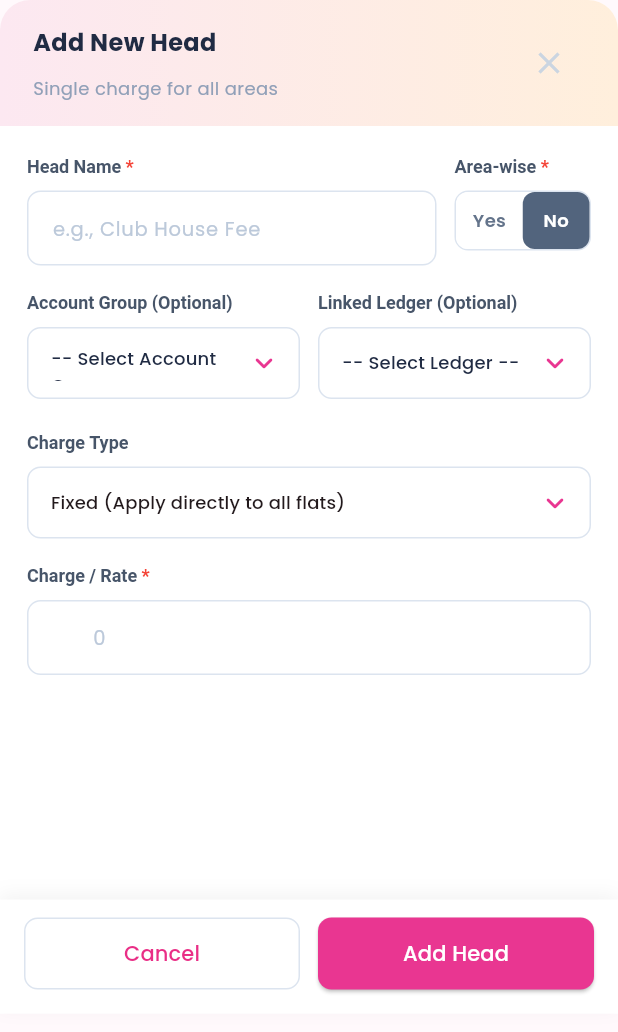
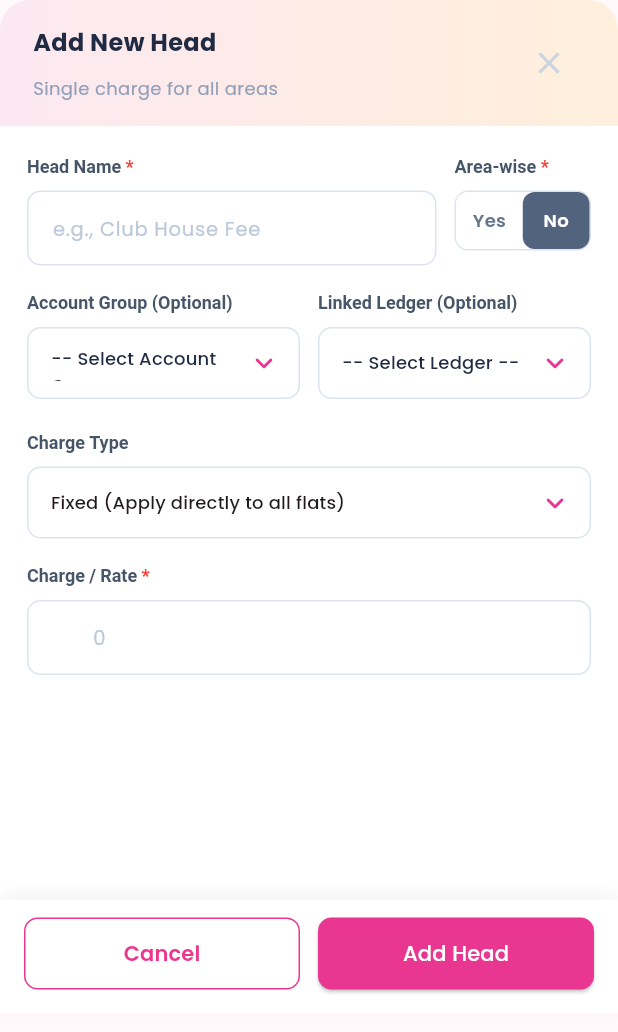
Before and after one commit to RuchitaOrt/SocietyManagement, a Flutter app: the AddHeadBottomSheet widget shown alone on an empty page, opened directly, on a phone screen of 412 x 824 dp. Shown: the top 1032 px of the screen. Run offline on Flutter 3.47's test engine with Material 3 defaults, Android fonts, the phone set to English and light mode, and no system bars; our stand-ins replace equatable, file_picker, flutter_bloc, flutter_svg, google_fonts, lucide_icons and 1 more; accounts and stored records are empty.

Commit message:
Commit on 24nov

```diff
--- a/lib/feature/society_setup/presentation/pages/SocietySetupScreen.dart
+++ b/lib/feature/society_setup/presentation/pages/SocietySetupScreen.dart
@@ -982,10 +982,20 @@ void _updateDetails(SocietySetupState state) {
 
         if (state.currentStep == 6 && state.nonMembers.isEmpty)
           Expanded(
-            child: ElevatedButton(
-              onPressed: _skipNonMemberStep,
-              child: const Text('Skip this step'),
+            child:
+            CommonButton(
+              text: 'Skip this step',
+              height: 50,
+              icon: Icons.arrow_forward_rounded,
+              onPressed: () => _skipNonMemberStep,
             ),
+
+
+
+            // ElevatedButton(
+            //   onPressed: _skipNonMemberStep,
+            //   child: const Text('Skip this step'),
+            // ),
           )
         else if (state.currentStep == 9)
           Expanded(
--- a/lib/feature/society_setup/presentation/widgets/HaedMaster/add_head_bottom_sheet.dart
+++ b/lib/feature/society_setup/presentation/widgets/HaedMaster/add_head_bottom_sheet.dart
@@ -1,5 +1,7 @@
 
 import 'package:flutter/material.dart';
+import 'package:society_management/Member/Tenant/presentation/Screens/tenant_screen.dart';
+import 'package:society_management/widget/CommonOutlinedButton.dart';
 
 import '../../bloc/HeadModel.dart';
 
@@ -779,19 +781,28 @@ if (isAreaWise) ...[
               ),
               child: Row(
                 children: [
+                  // Expanded(
+                  //   child: OutlinedButton(
+                  //     onPressed: () => Navigator.pop(context),
+                  //     style: OutlinedButton.styleFrom(
+                  //       minimumSize: const Size(0, 48),
+                  //       side: const BorderSide(
+                  //         color: borderColor,
+                  //       ),
+                  //       shape: RoundedRectangleBorder(
+                  //         borderRadius: BorderRadius.circular(9),
+                  //       ),
+                  //     ),
+                  //     child: const Text('Cancel'),
+                  //   ),
+                  // ),
                   Expanded(
-                    child: OutlinedButton(
+                    child: CommonOutlinedButton(
+                      text: 'Cancel',
+
+                      borderColor: primaryPink,
+                      textColor: primaryPink,
                       onPressed: () => Navigator.pop(context),
-                      style: OutlinedButton.styleFrom(
-                        minimumSize: const Size(0, 48),
-                        side: const BorderSide(
-                          color: borderColor,
-                        ),
-                        shape: RoundedRectangleBorder(
-                          borderRadius: BorderRadius.circular(9),
-                        ),
-                      ),
-                      child: const Text('Cancel'),
                     ),
                   ),
                   const SizedBox(width: 12),
--- a/lib/main.dart
+++ b/lib/main.dart
@@ -151,8 +151,9 @@ class SocietyPortalApp extends StatelessWidget {
                 Navigator.pushReplacement(
                   context,
                   MaterialPageRoute(
-                    builder: (_) => MemberDashboardScreen()
-                    //  const SocietySetupScreen(),
+                    builder: (_) =>
+                    // MemberDashboardScreen()
+                     const SocietySetupScreen(),
                   ),
                 );
               },
--- /dev/null
+++ b/lib/widget/CommonOutlinedButton.dart
@@ -0,0 +1,61 @@
+import 'package:flutter/material.dart';
+
+class CommonOutlinedButton extends StatelessWidget {
+  final String text;
+  final VoidCallback onPressed;
+  final Color borderColor;
+  final Color textColor;
+  final double height;
+  final double borderRadius;
+  final double fontSize;
+  final IconData? icon;
+
+  const CommonOutlinedButton({
+    super.key,
+    required this.text,
+    required this.onPressed,
+    this.borderColor = const Color(0xFFE9EAF2),
+    this.textColor = const Color(0xFF17264B),
+    this.height = 48,
+    this.borderRadius = 9,
+    this.fontSize = 14,
+    this.icon,
+  });
+
+  @override
+  Widget build(BuildContext context) {
+    return OutlinedButton(
+      onPressed: onPressed,
+      style: OutlinedButton.styleFrom(
+        minimumSize: Size(0, height),
+        foregroundColor: textColor,
+        side: BorderSide(color: borderColor),
+        shape: RoundedRectangleBorder(
+          borderRadius: BorderRadius.circular(borderRadius),
+        ),
+      ),
+      child: icon == null
+          ? Text(
+              text,
+              style: TextStyle(
+                fontSize: fontSize,
+                fontWeight: FontWeight.w600,
+              ),
+            )
+          : Row(
+              mainAxisAlignment: MainAxisAlignment.center,
+              children: [
+                Icon(icon, size: 18),
+                const SizedBox(width: 8),
+                Text(
+                  text,
+                  style: TextStyle(
+                    fontSize: fontSize,
+                    fontWeight: FontWeight.w600,
+                  ),
+                ),
+              ],
+            ),
+    );
+  }
+}
```
